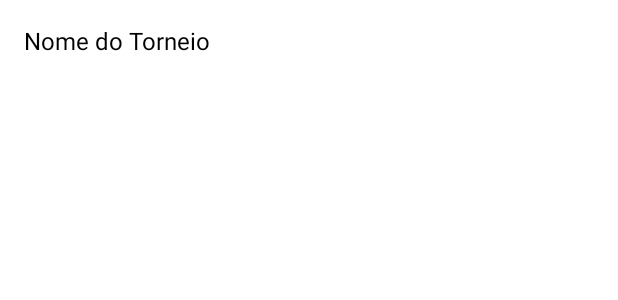
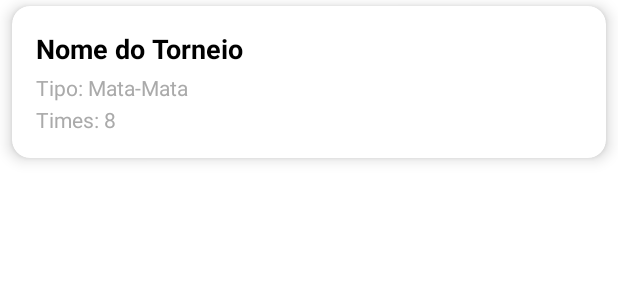
Before and after one commit to gustavopsm/projeto_p3, an Android app: the layout item_torneio.xml on its own in the app's theme, with its tools: preview values and no code run, on a phone screen of 412 x 824 dp. Shown: the top 300 px of the screen. Run offline under Robolectric (Android 15) with nearby library versions, the phone set to English and light mode, and no system bars.

Commit message:
Adição de Tela dashboard com Recycle para visualização da lista

```diff
--- a/app/src/main/res/layout/fragment_dashboard.xml
+++ b/app/src/main/res/layout/fragment_dashboard.xml
@@ -6,7 +6,19 @@
     android:orientation="vertical"
     android:padding="16dp">
 
+    <!-- Botão no topo para criar torneio -->
+
     <!-- ProgressBar para carregamento -->
+    <Button
+        android:id="@+id/btnCriarTorneio"
+        android:layout_width="381dp"
+        android:layout_height="wrap_content"
+        android:layout_gravity="end"
+        android:layout_marginBottom="16dp"
+        android:backgroundTint="@color/purple_500"
+        android:text="Criar Torneio"
+        android:textColor="@android:color/white" />
+
     <ProgressBar
         android:id="@+id/progressBar"
         android:layout_width="wrap_content"
@@ -30,7 +42,7 @@
     <androidx.recyclerview.widget.RecyclerView
         android:id="@+id/recyclerViewTorneios"
         android:layout_width="match_parent"
-        android:layout_height="0dp"
-        android:layout_weight="1"/>
+        android:layout_height="444dp"
+        android:layout_weight="1" />
 
 </LinearLayout>
--- a/app/src/main/res/layout/item_torneio.xml
+++ b/app/src/main/res/layout/item_torneio.xml
@@ -1,18 +1,52 @@
 <?xml version="1.0" encoding="utf-8"?>
+<androidx.cardview.widget.CardView
+    xmlns:android="http://schemas.android.com/apk/res/android"
+    xmlns:card_view="http://schemas.android.com/apk/res-auto"
+    android:layout_width="match_parent"
+    android:layout_height="wrap_content"
+    android:layout_marginBottom="12dp"
+    android:layout_marginTop="4dp"
+    android:layout_marginHorizontal="8dp"
+    card_view:cardCornerRadius="12dp"
+    card_view:cardElevation="6dp"
+    card_view:cardBackgroundColor="@android:color/white">
+
     <LinearLayout
-    xmlns:android="http://schemas.android.com/apk/res/android"
         android:layout_width="match_parent"
         android:layout_height="wrap_content"
         android:orientation="vertical"
-    android:padding="16dp"
-    android:background="?attr/selectableItemBackground">
+        android:padding="16dp">
 
+        <!-- Nome do Torneio -->
         <TextView
             android:id="@+id/textViewNomeTorneio"
             android:layout_width="wrap_content"
             android:layout_height="wrap_content"
             android:text="Nome do Torneio"
-        android:textSize="16sp"
-        android:textColor="@android:color/black" />
+            android:textSize="18sp"
+            android:textColor="@android:color/black"
+            android:textStyle="bold" />
+
+        <!-- Tipo de Torneio -->
+        <TextView
+            android:id="@+id/textViewTipoTorneio"
+            android:layout_width="wrap_content"
+            android:layout_height="wrap_content"
+            android:text="Tipo: Mata-Mata"
+            android:textSize="14sp"
+            android:textColor="@android:color/darker_gray"
+            android:layout_marginTop="4dp"/>
+
+        <!-- Quantidade de Times -->
+        <TextView
+            android:id="@+id/textViewQuantidadeTimes"
+            android:layout_width="wrap_content"
+            android:layout_height="wrap_content"
+            android:text="Times: 8"
+            android:textSize="14sp"
+            android:textColor="@android:color/darker_gray"
+            android:layout_marginTop="2dp"/>
 
     </LinearLayout>
+
+</androidx.cardview.widget.CardView>
```
Lines whose indentation alone changed are shown as unchanged.
